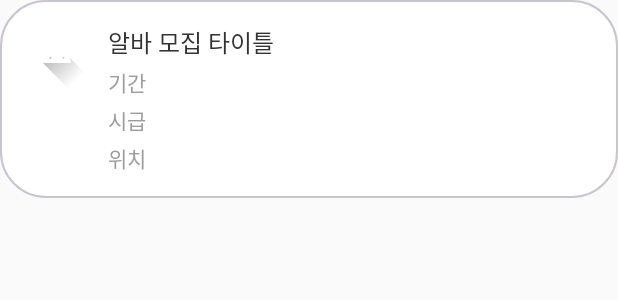
After one commit to GDGCampusKorea/gdg-boss-part-time-squad, an Android app built with Jetpack Compose: the layout item_find_job.xml on its own in the app's theme, with its tools: preview values and no code run, on a phone screen of 412 x 824 dp. The commit adds this screen. Shown: the top 300 px of the screen. Run offline under Robolectric (Android 15) with nearby library versions, the phone set to English and light mode, and no system bars.

Commit message:
feat: 알바 모집 item

```diff
--- /dev/null
+++ b/android/app/src/main/res/drawable/back_item_find_job.xml
@@ -0,0 +1,9 @@
+<?xml version="1.0" encoding="utf-8"?>
+<shape xmlns:android="http://schemas.android.com/apk/res/android"
+    android:shape="rectangle">
+    <solid android:color="#ffffff" />
+    <corners android:radius="30dp" />
+    <stroke
+        android:width="1dp"
+        android:color="#cac4d0" />
+</shape>
--- /dev/null
+++ b/android/app/src/main/res/layout/item_find_job.xml
@@ -0,0 +1,67 @@
+<?xml version="1.0" encoding="utf-8"?>
+<androidx.constraintlayout.widget.ConstraintLayout xmlns:android="http://schemas.android.com/apk/res/android"
+    xmlns:app="http://schemas.android.com/apk/res-auto"
+    android:layout_width="match_parent"
+    android:layout_height="wrap_content"
+    android:background="@drawable/back_item_find_job">
+
+    <com.google.android.material.imageview.ShapeableImageView
+        android:id="@+id/ivProfile"
+        android:layout_width="44dp"
+        android:layout_height="44dp"
+        android:layout_marginStart="16dp"
+        android:layout_marginTop="16dp"
+        android:src="@drawable/ic_launcher_foreground"
+        app:layout_constraintStart_toStartOf="parent"
+        app:layout_constraintTop_toTopOf="parent"
+        app:shapeAppearanceOverlay="@style/MaterialProfile" />
+
+    <LinearLayout
+        android:layout_width="0dp"
+        android:layout_height="wrap_content"
+        android:layout_marginVertical="16dp"
+        android:layout_marginStart="12dp"
+        android:layout_marginEnd="16dp"
+        android:orientation="vertical"
+        app:layout_constraintBottom_toBottomOf="parent"
+        app:layout_constraintEnd_toEndOf="parent"
+        app:layout_constraintStart_toEndOf="@+id/ivProfile"
+        app:layout_constraintTop_toTopOf="parent">
+
+        <TextView
+            android:id="@+id/tvTitle"
+            android:layout_width="wrap_content"
+            android:layout_height="wrap_content"
+            android:text="알바 모집 타이틀"
+            android:textColor="#333333"
+            android:textSize="16dp" />
+
+        <TextView
+            android:id="@+id/tvPeriod"
+            android:layout_width="wrap_content"
+            android:layout_height="wrap_content"
+            android:layout_marginTop="4dp"
+            android:text="기간"
+            android:textColor="#9d9d9d"
+            android:textSize="14dp" />
+
+        <TextView
+            android:id="@+id/tvMoney"
+            android:layout_width="wrap_content"
+            android:layout_height="wrap_content"
+            android:layout_marginTop="4dp"
+            android:text="시급"
+            android:textColor="#9d9d9d"
+            android:textSize="14dp" />
+
+        <TextView
+            android:id="@+id/tvLocation"
+            android:layout_width="wrap_content"
+            android:layout_height="wrap_content"
+            android:layout_marginTop="4dp"
+            android:text="위치"
+            android:textColor="#9d9d9d"
+            android:textSize="14dp" />
+
+    </LinearLayout>
+</androidx.constraintlayout.widget.ConstraintLayout>
--- a/android/app/src/main/res/values/themes.xml
+++ b/android/app/src/main/res/values/themes.xml
@@ -2,4 +2,10 @@
 <resources>
 
     <style name="Theme.Gdg" parent="android:Theme.Material.Light.NoActionBar" />
+
+    <style name="MaterialProfile">
+        <item name="cornerFamily">rounded</item>
+        <item name="cornerSize">50%</item>
+    </style>
+
 </resources>
```
